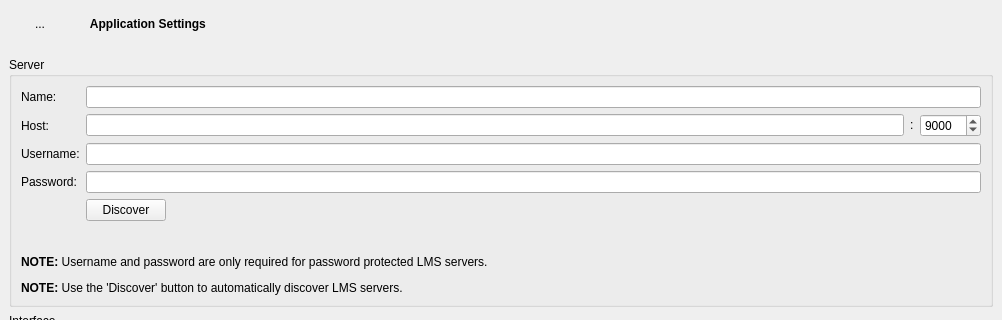
CDrummond/melodeon, file src/settingswidget.ui: the form before one commit; both pictures show x 0 to 1002 and y 0 to 320 of the 1002 by 806 pixel window.
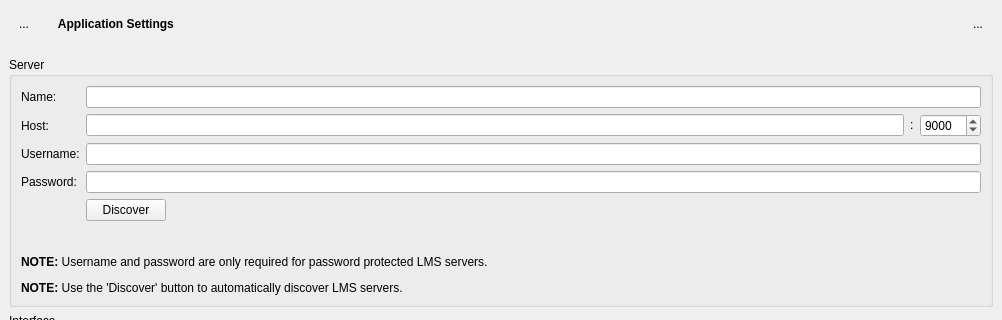
The form after the commit.

```diff
--- a/src/settingswidget.ui
+++ b/src/settingswidget.ui
@@ -60,13 +60,19 @@
        <number>0</number>
       </property>
       <item>
-       <widget class="QPushButton" name="backButton">
+       <widget class="QToolButton" name="backButton">
         <property name="sizePolicy">
          <sizepolicy hsizetype="Maximum" vsizetype="Maximum">
           <horstretch>0</horstretch>
           <verstretch>0</verstretch>
          </sizepolicy>
         </property>
+        <property name="minimumSize">
+         <size>
+          <width>48</width>
+          <height>48</height>
+         </size>
+        </property>
         <property name="focusPolicy">
          <enum>Qt::NoFocus</enum>
         </property>
@@ -79,13 +85,19 @@
         <property name="text">
          <string>...</string>
         </property>
-        <property name="flat">
+        <property name="autoRaise">
          <bool>true</bool>
         </property>
        </widget>
       </item>
       <item>
        <widget class="QLabel" name="title">
+        <property name="sizePolicy">
+         <sizepolicy hsizetype="MinimumExpanding" vsizetype="MinimumExpanding">
+          <horstretch>0</horstretch>
+          <verstretch>0</verstretch>
+         </sizepolicy>
+        </property>
         <property name="minimumSize">
          <size>
           <width>0</width>
@@ -100,6 +112,37 @@
         </property>
        </widget>
       </item>
+      <item>
+       <widget class="QToolButton" name="quitButton">
+        <property name="sizePolicy">
+         <sizepolicy hsizetype="Maximum" vsizetype="Maximum">
+          <horstretch>0</horstretch>
+          <verstretch>0</verstretch>
+         </sizepolicy>
+        </property>
+        <property name="minimumSize">
+         <size>
+          <width>48</width>
+          <height>48</height>
+         </size>
+        </property>
+        <property name="focusPolicy">
+         <enum>Qt::NoFocus</enum>
+        </property>
+        <property name="contextMenuPolicy">
+         <enum>Qt::NoContextMenu</enum>
+        </property>
+        <property name="autoFillBackground">
+         <bool>true</bool>
+        </property>
+        <property name="text">
+         <string>...</string>
+        </property>
+        <property name="autoRaise">
+         <bool>true</bool>
+        </property>
+       </widget>
+      </item>
      </layout>
     </widget>
    </item>
```
Left out of the diff: 24 changed lines with no effect on the pictures.
